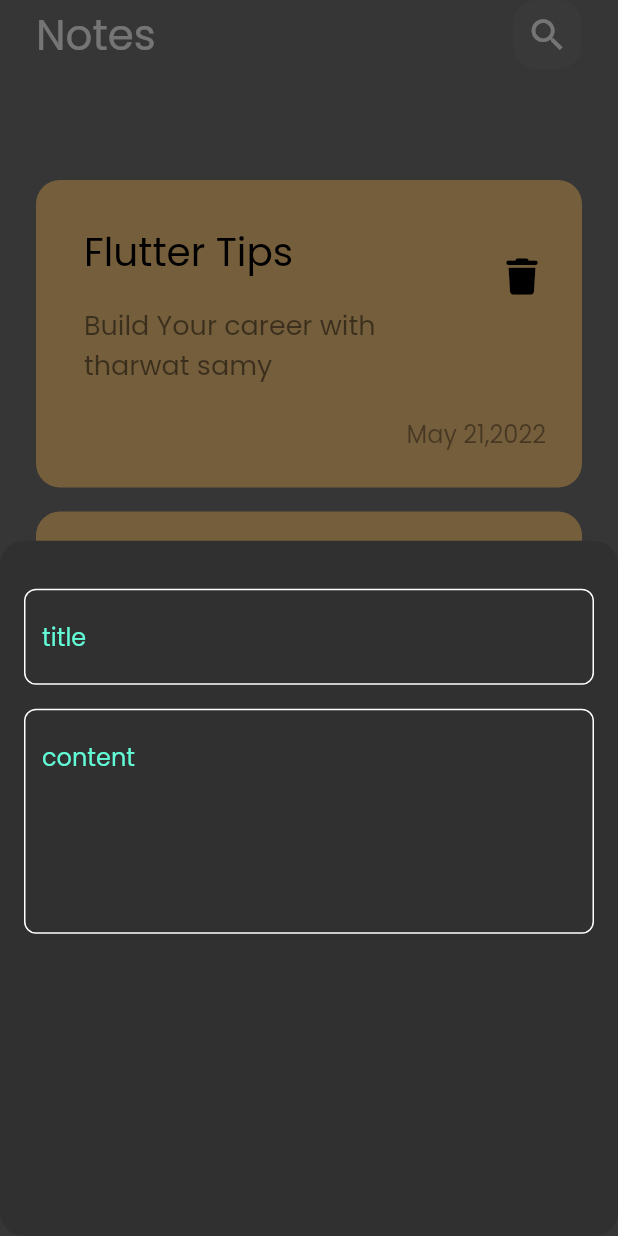
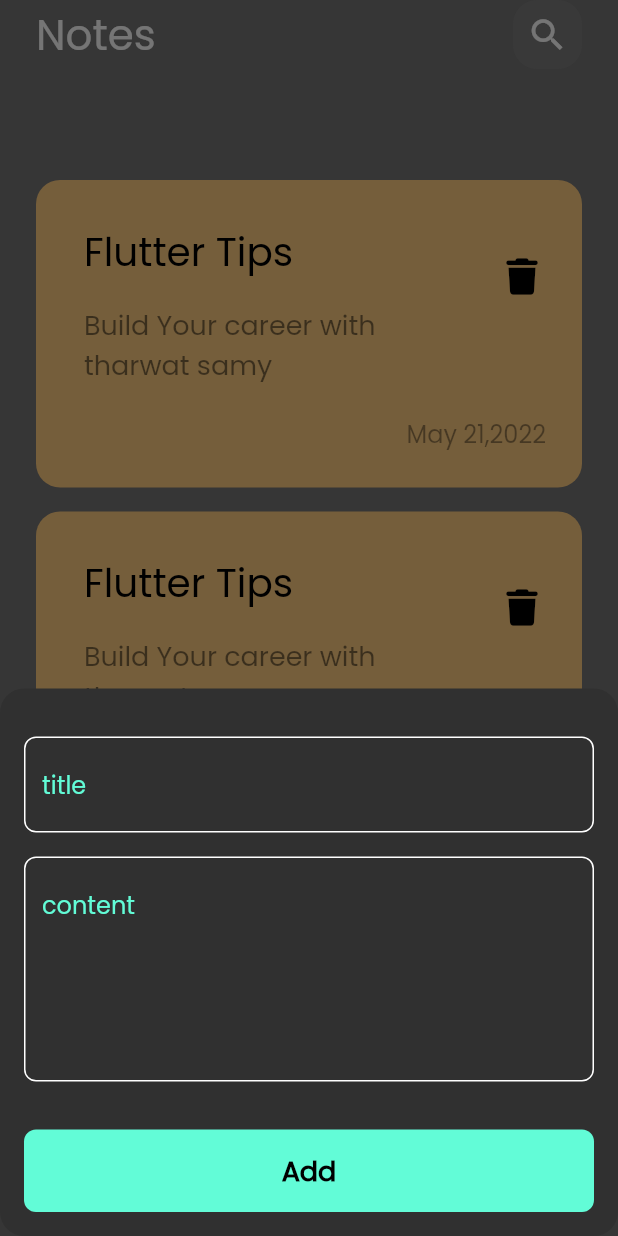
Before and after one commit to hebamahdy/notes_app, a Flutter app: the screen it shows after launch, after a tap on the "add" icon, on a phone screen of 412 x 824 dp. Run offline on Flutter 3.47's test engine with Material 2 defaults, Android fonts, the phone set to English and light mode, and no system bars; our stand-ins replace font_awesome_flutter.

Commit message:
finish notes bottom sheet

```diff
--- a/lib/widgets/add_note_bottom_sheet.dart
+++ b/lib/widgets/add_note_bottom_sheet.dart
@@ -1,4 +1,5 @@
 import 'package:flutter/material.dart';
+import 'package:notes/widgets/custom_button.dart';
 import 'package:notes/widgets/custom_text_field.dart';
 
 class AddNoteBottomSheet extends StatelessWidget {
@@ -8,22 +9,30 @@ class AddNoteBottomSheet extends StatelessWidget {
   Widget build(BuildContext context) {
     return const Padding(
       padding: EdgeInsets.symmetric(horizontal: 16),
+      child: SingleChildScrollView(
         child: Column(
           children: [
-          SizedBox(height: 32,),
-
+            SizedBox(
+              height: 32,
+            ),
             CustomTextField(hint: 'title'),
-
-          SizedBox(height: 16,),
-
-          CustomTextField(hint: 'content',
+            SizedBox(
+              height: 16,
+            ),
+            CustomTextField(
+              hint: 'content',
               maxLines: 5,
             ),
+            SizedBox(
+              height: 32,
+            ),
 
-
-
+            CustomButton(),
+            SizedBox(
+              height: 16,
+            ),
           ],
-
+        ),
       ),
     );
   }
--- /dev/null
+++ b/lib/widgets/custom_button.dart
@@ -0,0 +1,25 @@
+import 'package:flutter/material.dart';
+import 'package:notes/constants.dart';
+
+class CustomButton extends StatelessWidget {
+  const CustomButton({super.key});
+
+  //width:double.Infinity
+
+  @override
+  Widget build(BuildContext context) {
+    return Container(
+      width: MediaQuery.of(context).size.width,
+      height: 55,
+      decoration: BoxDecoration(
+          borderRadius: BorderRadius.circular(8), color: KPrimaryColor),
+      child: const Center(
+        child: Text(
+          'Add',
+          style: TextStyle(
+              color: Colors.black, fontSize: 18, fontWeight: FontWeight.bold),
+        ),
+      ),
+    );
+  }
+}
```
Lines whose indentation alone changed are shown as unchanged.
